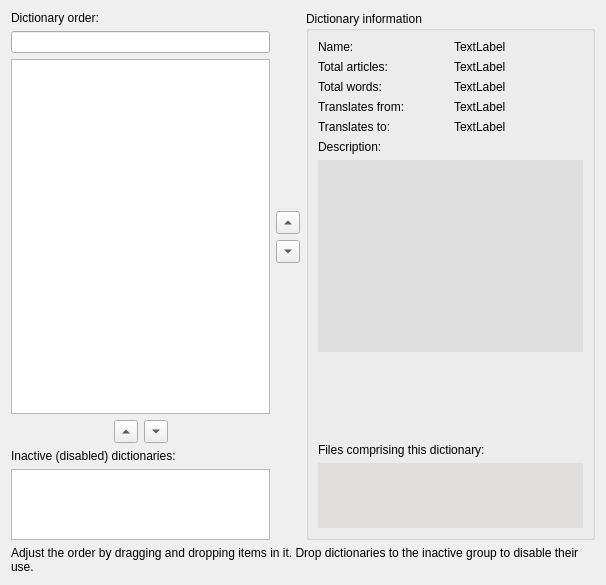
This is orderandprops.ui in goldendict/goldendict as Qt 5 draws it before an edit. The edited form follows.
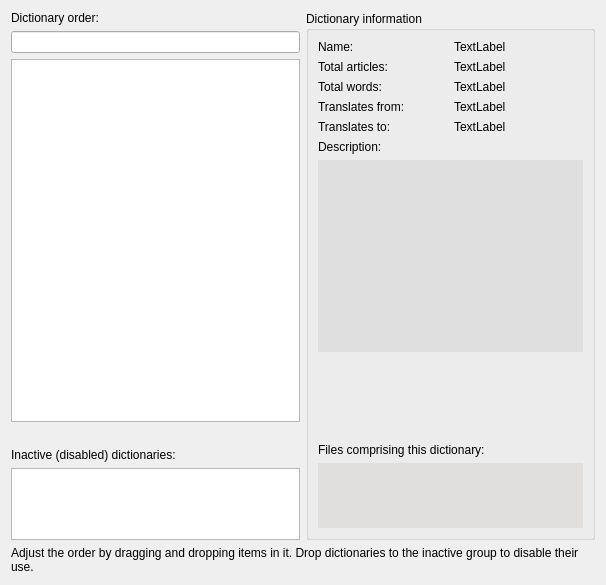
This is the edited form. Custom widgets are drawn as their Qt base class.

Commit message: Dictionaries dialog: Show dictionaries number

```diff
--- a/orderandprops.ui
+++ b/orderandprops.ui
@@ -23,51 +23,12 @@
          <item row="3" column="0">
           <layout class="QHBoxLayout" name="horizontalLayout">
            <item>
-            <spacer name="horizontalSpacer">
-             <property name="orientation">
-              <enum>Qt::Horizontal</enum>
-             </property>
-             <property name="sizeHint" stdset="0">
-              <size>
-               <width>40</width>
-               <height>20</height>
-              </size>
-             </property>
-            </spacer>
-           </item>
-           <item>
-            <widget class="QToolButton" name="moveToActive">
+            <widget class="QLabel" name="dictionariesNumber">
              <property name="text">
-              <string>...</string>
+              <string notr="true"/>
              </property>
-             <property name="arrowType">
-              <enum>Qt::UpArrow</enum>
-             </property>
             </widget>
            </item>
-           <item>
-            <widget class="QToolButton" name="moveToInactive">
-             <property name="text">
-              <string>...</string>
-             </property>
-             <property name="arrowType">
-              <enum>Qt::DownArrow</enum>
-             </property>
-            </widget>
-           </item>
-           <item>
-            <spacer name="horizontalSpacer_2">
-             <property name="orientation">
-              <enum>Qt::Horizontal</enum>
-             </property>
-             <property name="sizeHint" stdset="0">
-              <size>
-               <width>40</width>
-               <height>20</height>
-              </size>
-             </property>
-            </spacer>
-           </item>
           </layout>
          </item>
          <item row="0" column="0">
@@ -81,54 +42,7 @@
           <widget class="DictListWidget" name="dictionaryOrder"/>
          </item>
          <item row="2" column="1">
-          <layout class="QVBoxLayout" name="verticalLayout_2">
-           <item>
-            <spacer name="verticalSpacer">
-             <property name="orientation">
-              <enum>Qt::Vertical</enum>
-             </property>
-             <property name="sizeHint" stdset="0">
-              <size>
-               <width>20</width>
-               <height>40</height>
-              </size>
-             </property>
-            </spacer>
-           </item>
-           <item>
-            <widget class="QToolButton" name="moveActiveUp">
-             <property name="text">
-              <string>...</string>
-             </property>
-             <property name="arrowType">
-              <enum>Qt::UpArrow</enum>
-             </property>
-            </widget>
-           </item>
-           <item>
-            <widget class="QToolButton" name="moveActiveDown">
-             <property name="text">
-              <string>...</string>
-             </property>
-             <property name="arrowType">
-              <enum>Qt::DownArrow</enum>
-             </property>
-            </widget>
-           </item>
-           <item>
-            <spacer name="verticalSpacer_2">
-             <property name="orientation">
-              <enum>Qt::Vertical</enum>
-             </property>
-             <property name="sizeHint" stdset="0">
-              <size>
-               <width>20</width>
-               <height>40</height>
-              </size>
-             </property>
-            </spacer>
-           </item>
-          </layout>
+          <layout class="QVBoxLayout" name="verticalLayout_2"/>
          </item>
          <item row="5" column="0">
           <widget class="DictListWidget" name="inactiveDictionaries"/>
```
Left out of the diff: 4 changed lines with no effect on the pictures. The commit also changes 2 other files.
